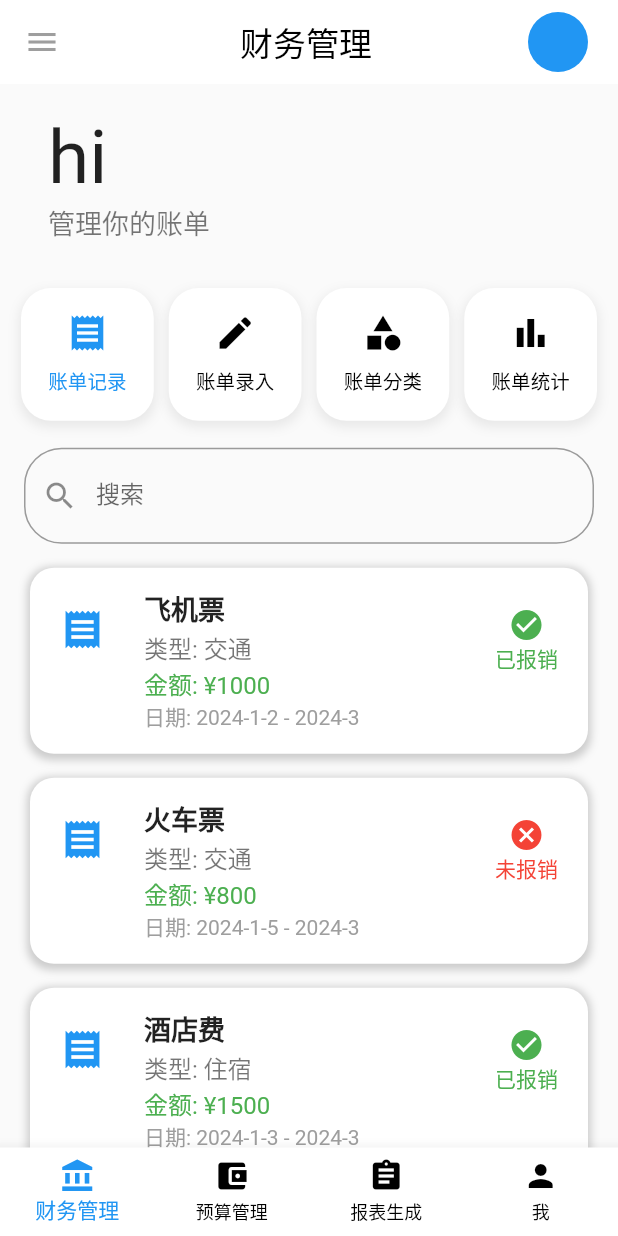
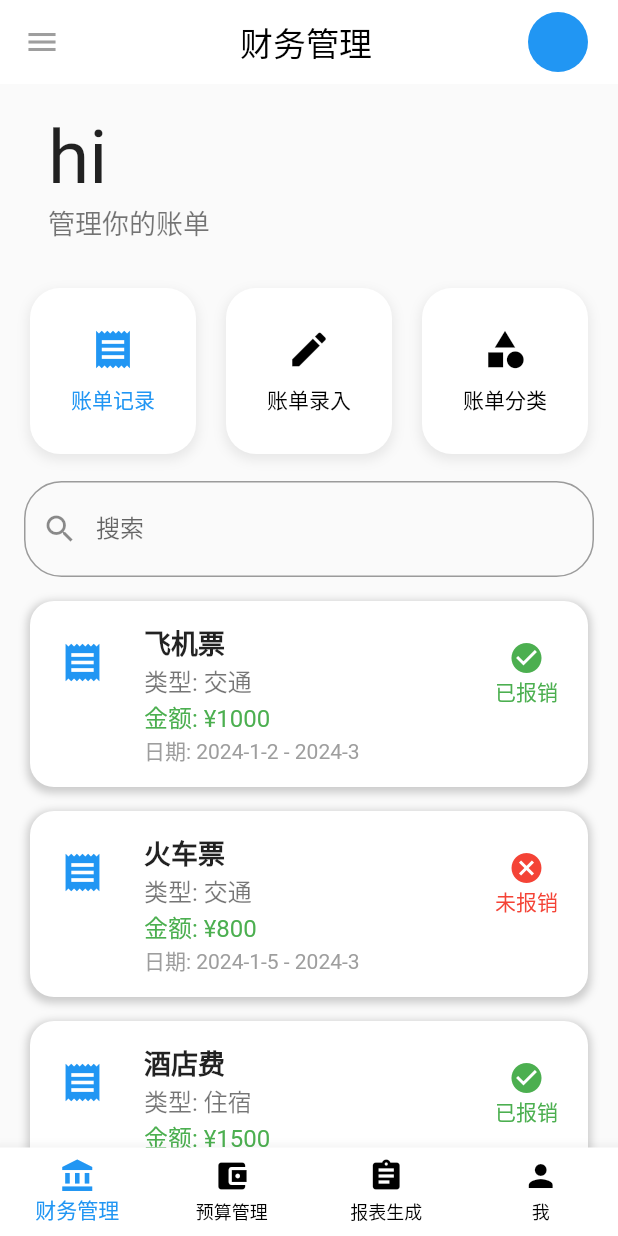
Before and after one commit to Yxggla/cptapp, a Flutter app: the HomePage screen opened directly with empty values, on a phone screen of 412 x 824 dp. Run offline on Flutter 3.47's test engine with Material 2 defaults, Android fonts, the light colour scheme and no system bars; our stand-ins replace image_picker.

Commit message:
5-10 evening

```diff
--- a/lib/home/HomeCwgl.dart
+++ b/lib/home/HomeCwgl.dart
@@ -82,9 +82,6 @@ class _HomePageState extends State<HomePage> {
                   ))
               .toList(),
         ]);
-        break;
-      case 3:
-        content.addAll([Text('其他页面内容')]);
         break;
     }
     return Scaffold(
@@ -270,19 +267,18 @@ class _HomePageState extends State<HomePage> {
     return GridView.count(
       shrinkWrap: true,
       physics: NeverScrollableScrollPhysics(),
-      crossAxisCount: 4,
-      crossAxisSpacing: 10,
+      crossAxisCount: 3,
+      crossAxisSpacing: 20,
       // 横向间隔
       mainAxisSpacing: 10,
       // 纵向间隔
       childAspectRatio: 1,
       // 调整子元素宽高比
-      padding: EdgeInsets.symmetric(horizontal: 14.0, vertical: 10.0),
+      padding: EdgeInsets.symmetric(horizontal: 20.0, vertical: 10.0),
       children: <Widget>[
         _buildMenuItem(Icons.receipt, '账单记录', 0),
         _buildMenuItem(Icons.edit, '账单录入', 1),
         _buildMenuItem(Icons.category, '账单分类', 2),
-        _buildMenuItem(Icons.bar_chart, '账单统计', 3),
       ],
     );
   }
@@ -295,7 +291,7 @@ class _HomePageState extends State<HomePage> {
         });
       },
       child: Container(
-        padding: EdgeInsets.all(16), // 设置内部边距
+        padding: EdgeInsets.all(26), // 设置内部边距
         decoration: BoxDecoration(
           color: Colors.white,
           borderRadius: BorderRadius.circular(20), // 设置圆角
@@ -313,13 +309,13 @@ class _HomePageState extends State<HomePage> {
           mainAxisSize: MainAxisSize.min,
           children: <Widget>[
             Icon(icon,
-                size: 28,
+                size: 30,
                 color: _contentMode == index ? Colors.blue : Colors.black),
             // 图标颜色也进行区分
             SizedBox(height: 8),
             Text(label,
                 style: TextStyle(
-                    fontSize: 13,
+                    fontSize: 14,
                     color: _contentMode == index ? Colors.blue : Colors.black)),
           ],
         ),
--- a/lib/sign/SignInPage.dart
+++ b/lib/sign/SignInPage.dart
@@ -47,7 +47,7 @@ class SignInPage extends StatelessWidget {
               Padding(
                 padding: const EdgeInsets.only(left: 30.0, top: 20.0),
                 child: Text(
-                  '邮箱或用户名',
+                  '手机号',
                   style: TextStyle(
                     color: Colors.black,
                     fontSize: 26,
@@ -74,7 +74,7 @@ class SignInPage extends StatelessWidget {
                     decoration: InputDecoration(
                       filled: true,
                       fillColor: Colors.white,
-                      hintText: '输入你的邮箱或手机号',
+                      hintText: '输入你的手机号',
                       contentPadding: EdgeInsets.symmetric(vertical: 18, horizontal: 20),
                       border: OutlineInputBorder(
                         borderRadius: BorderRadius.circular(12),
```
